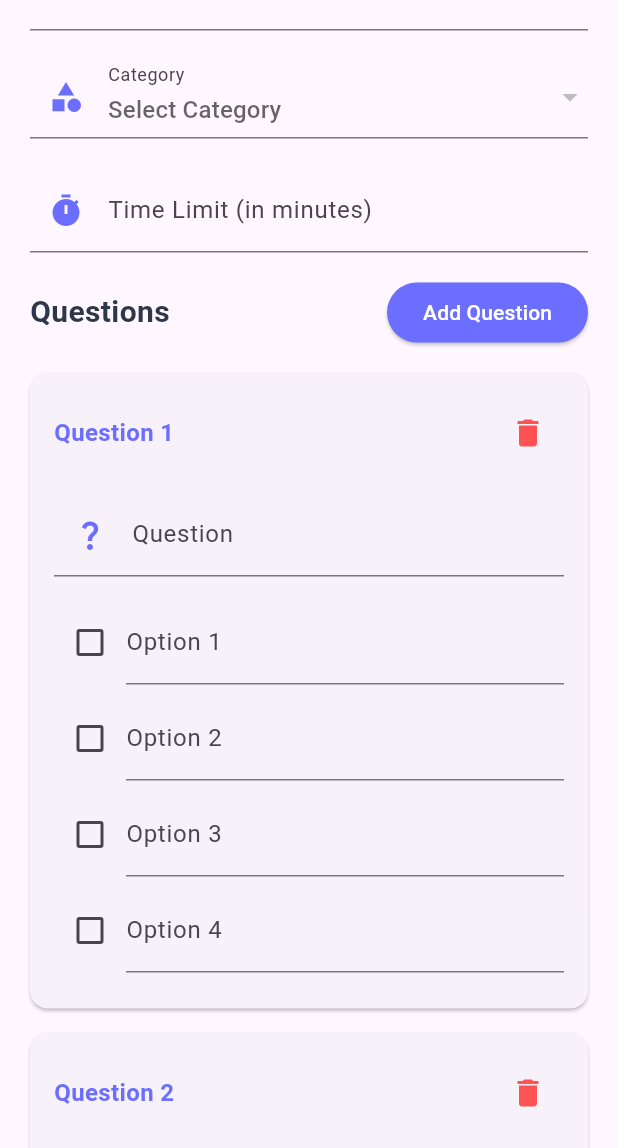
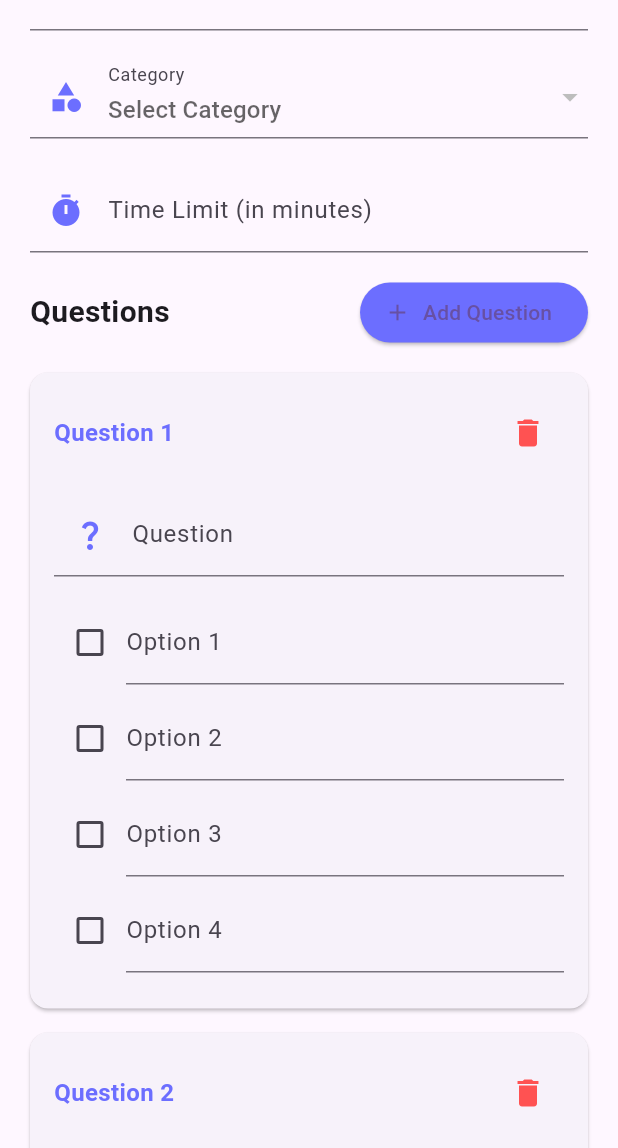
Before and after one commit to Dev-Aziii/QuizApp, a Flutter app: the AddQuizScreen screen opened directly, scrolled down 102 dp, after a tap on "Add Question", on a phone screen of 412 x 824 dp, the part 88-1236 px from its top. Run offline on Flutter 3.47's test engine with Material 3 defaults, Android fonts, the phone set to English and light mode, and no system bars; our stand-ins replace cloud_firestore, firebase_auth, firebase_core, flutter_animate, google_fonts, google_sign_in and 1 more; accounts and stored records are empty.

Commit message:
refactor: fix context_mounted issues and improve AddQuizScreen
- Added context.mounted checks before using ScaffoldMessenger and Navigator
- Replaced print with dart:developer log for production-safe logging
- Added short inline comments for clarity
- Ensured async gaps are handled safely when saving quizzes

```diff
--- a/lib/view/admin/add_quiz_screen.dart
+++ b/lib/view/admin/add_quiz_screen.dart
@@ -4,6 +4,7 @@ import 'package:itsreviewer_app/model/category.dart';
 import 'package:itsreviewer_app/model/question.dart';
 import 'package:itsreviewer_app/model/quiz.dart';
 import 'package:itsreviewer_app/theme/theme.dart';
+import 'dart:developer'; // ✅ for production-safe logging
 
 class AddQuizScreen extends StatefulWidget {
   final String? categoryId;
@@ -14,10 +15,12 @@ class AddQuizScreen extends StatefulWidget {
   State<AddQuizScreen> createState() => _AddQuizScreenState();
 }
 
+// Model for holding question + options controllers
 class QuestionFromItem {
   final TextEditingController questionController;
   final List<TextEditingController> optionsControllers;
   List<int> correctOptionIndexes;
+
   QuestionFromItem({
     required this.questionController,
     required this.optionsControllers,
@@ -26,8 +29,8 @@ class QuestionFromItem {
 
   void dispose() {
     questionController.dispose();
-    for (var element in optionsControllers) {
-      element.dispose();
+    for (var c in optionsControllers) {
+      c.dispose();
     }
   }
 }
@@ -45,19 +48,18 @@ class _AddQuizScreenState extends State<AddQuizScreen> {
   void initState() {
     super.initState();
     _selectedCategoryId = widget.categoryId;
-    _addQuestion();
+    _addQuestion(); // initialize with one question
   }
 
   @override
   void dispose() {
     _titleController.dispose();
     _timeLimitController.dispose();
-    for (var item in _questionsItems) {
-      item.dispose();
-    }
+    for (var item in _questionsItems) item.dispose();
     super.dispose();
   }
 
+  /// Add a new empty question
   void _addQuestion() {
     setState(() {
       _questionsItems.add(
@@ -70,6 +72,7 @@ class _AddQuizScreenState extends State<AddQuizScreen> {
     });
   }
 
+  /// Remove a question by index
   void _removeQuestion(int index) {
     setState(() {
       _questionsItems[index].dispose();
@@ -77,20 +80,20 @@ class _AddQuizScreenState extends State<AddQuizScreen> {
     });
   }
 
-  Future<void> _SaveQuiz() async {
-    if (!_formKey.currentState!.validate()) {
-      return;
+  /// Save quiz to Firestore
+  Future<void> _saveQuiz() async {
+    if (!_formKey.currentState!.validate()) return;
+
+    if (_selectedCategoryId == null) {
+      if (context.mounted) {
+        ScaffoldMessenger.of(context).showSnackBar(
+          const SnackBar(content: Text("Please select a category")),
+        );
       }
-    if (_selectedCategoryId == null) {
-      ScaffoldMessenger.of(
-        context,
-      ).showSnackBar(SnackBar(content: Text("Please select a category")));
       return;
     }
 
-    setState(() {
-      _isLoading = true;
-    });
+    setState(() => _isLoading = true);
 
     try {
       final questions = _questionsItems
@@ -98,7 +101,7 @@ class _AddQuizScreenState extends State<AddQuizScreen> {
             (item) => Question(
               text: item.questionController.text.trim(),
               options: item.optionsControllers
-                  .map((e) => e.text.trim())
+                  .map((c) => c.text.trim())
                   .toList(),
               correctOptionIndexes: item.correctOptionIndexes,
             ),
@@ -119,24 +122,29 @@ class _AddQuizScreenState extends State<AddQuizScreen> {
         ).toMap(),
       );
 
+      // ✅ Safe use of context after async operation
+      if (context.mounted) {
         ScaffoldMessenger.of(context).showSnackBar(
           SnackBar(
-          content: Text("Quiz added successfully"),
+            content: const Text("Quiz added successfully"),
             backgroundColor: AppTheme.secondaryColor,
           ),
         );
-      Navigator.pop(context);
-    } catch (e) {
+        Navigator.of(context).pop(); // go back
+      }
+    } catch (e, stack) {
+      log("Failed to add quiz", error: e, stackTrace: stack);
+
+      if (context.mounted) {
         ScaffoldMessenger.of(context).showSnackBar(
-        SnackBar(
+          const SnackBar(
             content: Text("Failed to add quiz"),
             backgroundColor: Colors.redAccent,
           ),
         );
+      }
     } finally {
-      setState(() {
-        _isLoading = false;
-      });
+      if (mounted) setState(() => _isLoading = false);
     }
   }
 
@@ -149,11 +157,11 @@ class _AddQuizScreenState extends State<AddQuizScreen> {
           widget.categoryName != null
               ? "Add ${widget.categoryName} Quiz"
               : "Add Quiz Question",
-          style: TextStyle(fontWeight: FontWeight.bold),
+          style: const TextStyle(fontWeight: FontWeight.bold),
         ),
         actions: [
           IconButton(
-            onPressed: _isLoading ? null : _SaveQuiz,
+            onPressed: _isLoading ? null : _saveQuiz,
             icon: Icon(Icons.save, color: AppTheme.primaryColor),
           ),
         ],
@@ -161,20 +169,14 @@ class _AddQuizScreenState extends State<AddQuizScreen> {
       body: Form(
         key: _formKey,
         child: ListView(
-          padding: EdgeInsets.all(20),
+          padding: const EdgeInsets.all(20),
           children: [
-            Column(
-              crossAxisAlignment: CrossAxisAlignment.start,
-              children: [
-                Text(
+            // Quiz Title
+            const Text(
               "Quiz Details",
-                  style: TextStyle(
-                    fontSize: 20,
-                    fontWeight: FontWeight.bold,
-                    color: AppTheme.textPrimaryColor,
+              style: TextStyle(fontSize: 20, fontWeight: FontWeight.bold),
             ),
-                ),
-                SizedBox(height: 20),
+            const SizedBox(height: 20),
             TextFormField(
               controller: _titleController,
               decoration: InputDecoration(
@@ -182,14 +184,12 @@ class _AddQuizScreenState extends State<AddQuizScreen> {
                 hintText: "Enter quiz title",
                 prefixIcon: Icon(Icons.title, color: AppTheme.primaryColor),
               ),
-                  validator: (value) {
-                    if (value == null || value.isEmpty) {
-                      return "Please enter quiz title";
-                    }
-                    return null;
-                  },
+              validator: (v) =>
+                  (v == null || v.isEmpty) ? "Please enter quiz title" : null,
             ),
-                SizedBox(height: 16),
+            const SizedBox(height: 16),
+
+            // Category dropdown if no preselected category
             if (widget.categoryId == null)
               StreamBuilder<QuerySnapshot>(
                 stream: _firestore
@@ -197,15 +197,10 @@ class _AddQuizScreenState extends State<AddQuizScreen> {
                     .orderBy('name')
                     .snapshots(),
                 builder: (context, snapshot) {
-                      if (snapshot.hasError) {
-                        return Text("Error");
-                      }
+                  if (snapshot.hasError)
+                    return const Text("Error loading categories");
                   if (!snapshot.hasData) {
-                        return Center(
-                          child: CircularProgressIndicator(
-                            color: AppTheme.primaryColor,
-                          ),
-                        );
+                    return const Center(child: CircularProgressIndicator());
                   }
 
                   final categories = snapshot.data!.docs
@@ -229,27 +224,21 @@ class _AddQuizScreenState extends State<AddQuizScreen> {
                     ),
                     items: categories
                         .map(
-                              (category) => DropdownMenuItem(
-                                value: category.id,
-                                child: Text(category.name),
+                          (c) => DropdownMenuItem(
+                            value: c.id,
+                            child: Text(c.name),
                           ),
                         )
                         .toList(),
-                        onChanged: (value) {
-                          setState(() {
-                            _selectedCategoryId = value;
-                          });
-                        },
-                        validator: (value) {
-                          if (value == null) {
-                            return "Please select a category";
-                          }
-                          return null;
-                        },
+                    onChanged: (v) => setState(() => _selectedCategoryId = v),
+                    validator: (v) =>
+                        v == null ? "Please select a category" : null,
                   );
                 },
               ),
-                SizedBox(height: 20),
+            const SizedBox(height: 20),
+
+            // Time limit
             TextFormField(
               controller: _timeLimitController,
               decoration: InputDecoration(
@@ -258,57 +247,51 @@ class _AddQuizScreenState extends State<AddQuizScreen> {
                 prefixIcon: Icon(Icons.timer, color: AppTheme.primaryColor),
               ),
               keyboardType: TextInputType.number,
-                  validator: (value) {
-                    if (value == null || value.isEmpty) {
-                      return "Please enter time limit";
-                    }
-                    final number = int.tryParse(value);
-                    if (number == null || number <= 0) {
+              validator: (v) {
+                if (v == null || v.isEmpty) return "Please enter time limit";
+                final n = int.tryParse(v);
+                if (n == null || n <= 0)
                   return "Please enter a valid time limit";
-                    }
                 return null;
               },
             ),
-                SizedBox(height: 16),
-                Column(
-                  crossAxisAlignment: CrossAxisAlignment.start,
-                  children: [
+            const SizedBox(height: 16),
+
+            // Questions list
             Row(
               mainAxisAlignment: MainAxisAlignment.spaceBetween,
               children: [
-                        Text(
-                          'Questions',
-                          style: TextStyle(
-                            fontSize: 20,
-                            fontWeight: FontWeight.bold,
-                            color: AppTheme.textPrimaryColor,
-                          ),
+                const Text(
+                  "Questions",
+                  style: TextStyle(fontSize: 20, fontWeight: FontWeight.bold),
                 ),
                 ElevatedButton.icon(
                   onPressed: _addQuestion,
-                          label: Text("Add Question"),
+                  icon: const Icon(Icons.add),
+                  label: const Text("Add Question"),
                   style: ElevatedButton.styleFrom(
                     backgroundColor: AppTheme.primaryColor,
-                            foregroundColor: Colors.white,
                   ),
                 ),
               ],
             ),
-                    SizedBox(height: 16),
+            const SizedBox(height: 16),
+
+            // Question cards
             ..._questionsItems.asMap().entries.map((entry) {
               final index = entry.key;
-                      final QuestionFromItem question = entry.value;
+              final question = entry.value;
 
               return Card(
-                        margin: EdgeInsets.only(bottom: 16),
+                margin: const EdgeInsets.only(bottom: 16),
                 child: Padding(
-                          padding: EdgeInsets.all(16),
+                  padding: const EdgeInsets.all(16),
                   child: Column(
                     crossAxisAlignment: CrossAxisAlignment.start,
                     children: [
+                      // Question header + delete button
                       Row(
-                                mainAxisAlignment:
-                                    MainAxisAlignment.spaceBetween,
+                        mainAxisAlignment: MainAxisAlignment.spaceBetween,
                         children: [
                           Text(
                             "Question ${index + 1}",
@@ -320,17 +303,15 @@ class _AddQuizScreenState extends State<AddQuizScreen> {
                           ),
                           if (_questionsItems.length > 1)
                             IconButton(
-                                      onPressed: () {
-                                        _removeQuestion(index);
-                                      },
-                                      icon: Icon(
+                              onPressed: () => _removeQuestion(index),
+                              icon: const Icon(
                                 Icons.delete,
                                 color: Colors.redAccent,
                               ),
                             ),
                         ],
                       ),
-                              SizedBox(height: 16),
+                      const SizedBox(height: 16),
                       TextFormField(
                         controller: question.questionController,
                         decoration: InputDecoration(
@@ -341,35 +322,37 @@ class _AddQuizScreenState extends State<AddQuizScreen> {
                             color: AppTheme.primaryColor,
                           ),
                         ),
-                                validator: (value) {
-                                  if (value == null || value.isEmpty) {
-                                    return "Please enter question";
-                                  }
-                                  return null;
-                                },
+                        validator: (v) => (v == null || v.isEmpty)
+                            ? "Please enter question"
+                            : null,
                       ),
-                              SizedBox(height: 16),
-                              ...question.optionsControllers.asMap().entries.map(
-                                (entry) {
-                                  final optionIndex = entry.key;
-                                  final controller = entry.value;
+                      const SizedBox(height: 16),
 
+                      // Options
+                      ...question.optionsControllers.asMap().entries.map((
+                        optEntry,
+                      ) {
+                        final optIndex = optEntry.key;
+                        final controller = optEntry.value;
                         return Padding(
-                                    padding: EdgeInsets.only(bottom: 8),
+                          padding: const EdgeInsets.only(bottom: 8),
                           child: Row(
                             children: [
                               Checkbox(
                                 activeColor: AppTheme.primaryColor,
-                                          value: question.correctOptionIndexes
-                                              .contains(optionIndex),
+                                value: question.correctOptionIndexes.contains(
+                                  optIndex,
+                                ),
                                 onChanged: (selected) {
                                   setState(() {
                                     if (selected == true) {
-                                                question.correctOptionIndexes
-                                                    .add(optionIndex);
+                                      question.correctOptionIndexes.add(
+                                        optIndex,
+                                      );
                                     } else {
-                                                question.correctOptionIndexes
-                                                    .remove(optionIndex);
+                                      question.correctOptionIndexes.remove(
+                                        optIndex,
+                                      );
                                     }
                                   });
                                 },
@@ -378,37 +361,33 @@ class _AddQuizScreenState extends State<AddQuizScreen> {
                                 child: TextFormField(
                                   controller: controller,
                                   decoration: InputDecoration(
-                                              labelText:
-                                                  "Option ${optionIndex + 1} ",
+                                    labelText: "Option ${optIndex + 1}",
                                     hintText: "Enter Option",
                                   ),
-                                            validator: (value) {
-                                              if (value == null ||
-                                                  value.isEmpty) {
-                                                return "Please enter option";
-                                              }
-                                              return null;
-                                            },
+                                  validator: (v) => (v == null || v.isEmpty)
+                                      ? "Please enter option"
+                                      : null,
                                 ),
                               ),
                             ],
                           ),
                         );
-                                },
-                              ),
+                      }),
                     ],
                   ),
                 ),
               );
             }),
-                    SizedBox(height: 32),
+
+            const SizedBox(height: 32),
+            // Save button
             Center(
               child: SizedBox(
                 height: 50,
                 child: ElevatedButton(
-                          onPressed: _isLoading ? null : _SaveQuiz,
+                  onPressed: _isLoading ? null : _saveQuiz,
                   child: _isLoading
-                              ? SizedBox(
+                      ? const SizedBox(
                           height: 20,
                           width: 20,
                           child: CircularProgressIndicator(
@@ -418,7 +397,7 @@ class _AddQuizScreenState extends State<AddQuizScreen> {
                             strokeWidth: 2,
                           ),
                         )
-                              : Text(
+                      : const Text(
                           "Save Quiz",
                           style: TextStyle(
                             fontSize: 16,
@@ -430,10 +409,6 @@ class _AddQuizScreenState extends State<AddQuizScreen> {
             ),
           ],
         ),
-              ],
-            ),
-          ],
-        ),
       ),
     );
   }
```
Lines whose indentation alone changed are shown as unchanged.
